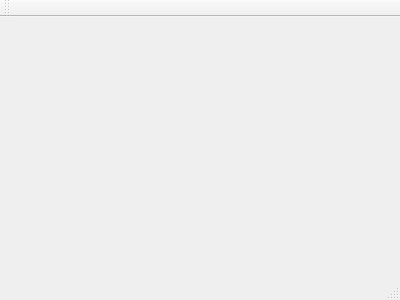
Qt form GitTest2/mainwindow.ui (jwatto01/SeniorCapstone) before a commit.
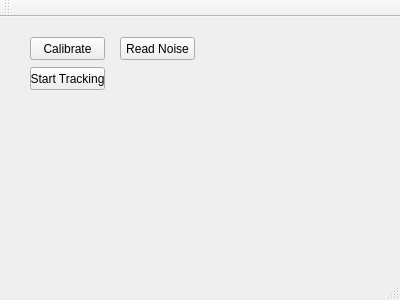
The same form after that commit.

Commit message: Added basic ui buttons

The edit to the form file:
```diff
--- a/GitTest2/mainwindow.ui
+++ b/GitTest2/mainwindow.ui
@@ -12,13 +12,68 @@
   <property name="windowTitle" >
    <string>MainWindow</string>
   </property>
-  <widget class="QMenuBar" name="menuBar" />
-  <widget class="QToolBar" name="mainToolBar" />
-  <widget class="QWidget" name="centralWidget" />
-  <widget class="QStatusBar" name="statusBar" />
+  <widget class="QWidget" name="centralWidget">
+   <widget class="QPushButton" name="pushButton">
+    <property name="geometry">
+     <rect>
+      <x>30</x>
+      <y>20</y>
+      <width>75</width>
+      <height>23</height>
+     </rect>
+    </property>
+    <property name="text">
+     <string>Calibrate</string>
+    </property>
+   </widget>
+   <widget class="QPushButton" name="pushButton_2">
+    <property name="geometry">
+     <rect>
+      <x>120</x>
+      <y>20</y>
+      <width>75</width>
+      <height>23</height>
+     </rect>
+    </property>
+    <property name="text">
+     <string>Read Noise</string>
+    </property>
+   </widget>
+   <widget class="QPushButton" name="pushButton_3">
+    <property name="geometry">
+     <rect>
+      <x>30</x>
+      <y>50</y>
+      <width>75</width>
+      <height>23</height>
+     </rect>
+    </property>
+    <property name="text">
+     <string>Start Tracking</string>
+    </property>
+   </widget>
+  </widget>
+  <widget class="QMenuBar" name="menuBar">
+   <property name="geometry">
+    <rect>
+     <x>0</x>
+     <y>0</y>
+     <width>400</width>
+     <height>21</height>
+    </rect>
+   </property>
+  </widget>
+  <widget class="QToolBar" name="mainToolBar">
+   <attribute name="toolBarArea">
+    <enum>TopToolBarArea</enum>
+   </attribute>
+   <attribute name="toolBarBreak">
+    <bool>false</bool>
+   </attribute>
+  </widget>
+  <widget class="QStatusBar" name="statusBar"/>
  </widget>
- <layoutDefault spacing="6" margin="11" />
- <pixmapfunction></pixmapfunction>
+ <layoutdefault spacing="6" margin="11"/>
  <resources/>
  <connections/>
 </ui>
```
Left out of the diff: 7 changed lines with no effect on the pictures.
